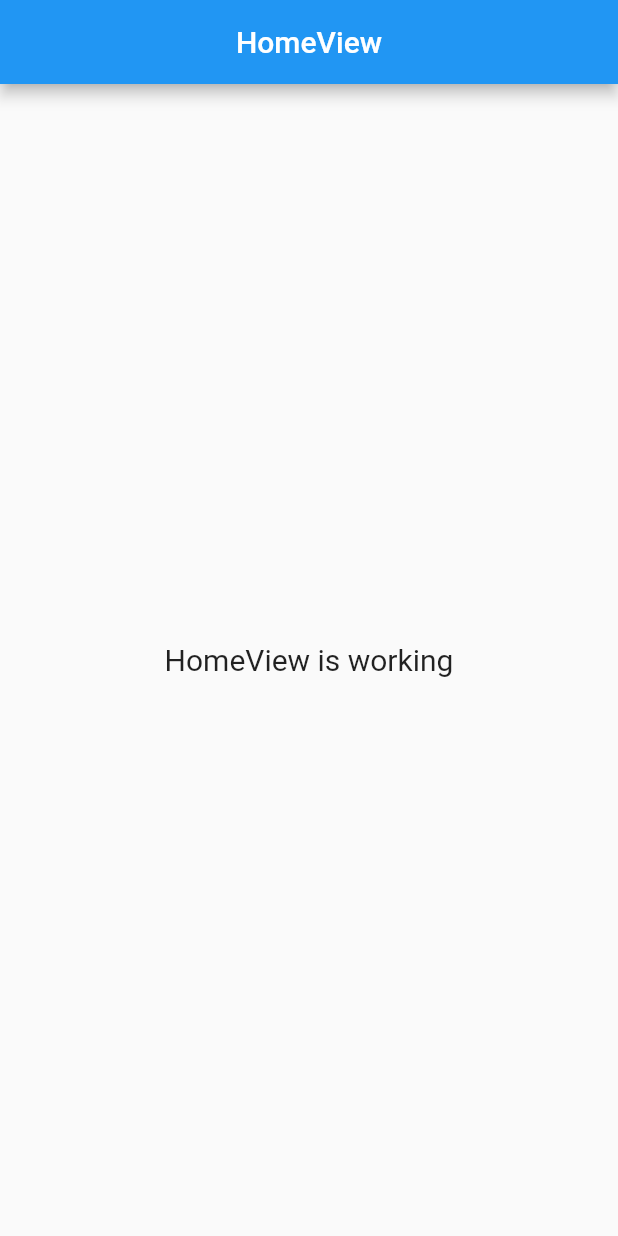
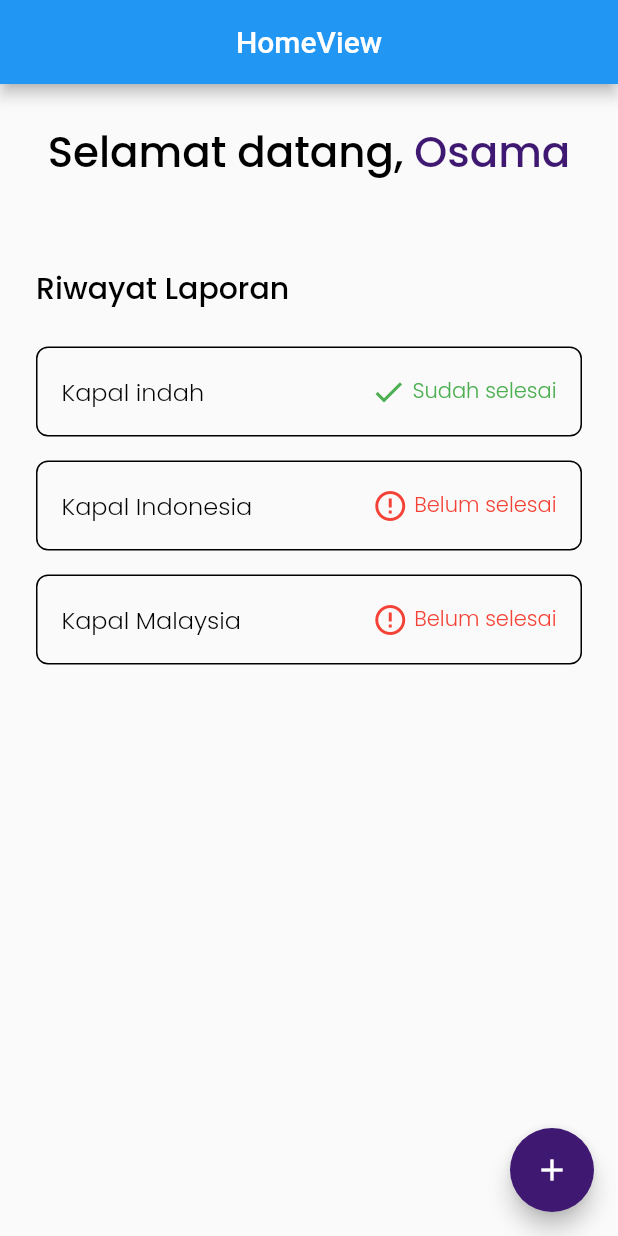
Before and after one commit to erzajuan/ShipCertification, a Flutter app: the screen it shows after launch, on a phone screen of 412 x 824 dp. Run offline on Flutter 3.47's test engine with Material 2 defaults, Android fonts, the phone set to English and light mode, and no system bars; our stand-ins replace get, google_fonts; missing offline and left inert: firebase_core_web; accounts and stored records are empty.

Commit message:
Added: main_page

```diff
--- a/lib/app/modules/home/views/home_view.dart
+++ b/lib/app/modules/home/views/home_view.dart
@@ -1,10 +1,15 @@
 import 'package:flutter/material.dart';
 
 import 'package:get/get.dart';
+import 'package:ship_certification/app/modules/create_report_page/views/create_report_page_view.dart';
+import 'package:ship_certification/app/routes/app_pages.dart';
+import 'package:ship_certification/app/utils/theme.dart';
+import 'package:ship_certification/app/widgets/report_history_card.dart';
 
 import '../controllers/home_controller.dart';
 
 class HomeView extends GetView<HomeController> {
+  String _user = "Osama";
   @override
   Widget build(BuildContext context) {
     return Scaffold(
@@ -12,11 +17,69 @@ class HomeView extends GetView<HomeController> {
         title: Text('HomeView'),
         centerTitle: true,
       ),
-      body: Center(
-        child: Text(
-          'HomeView is working',
-          style: TextStyle(fontSize: 20),
+      body: Padding(
+        padding: EdgeInsets.all(edge24),
+        child: Column(
+          children: [
+            Center(
+              child: RichText(
+                text: TextSpan(
+                  text: 'Selamat datang, ',
+                  style: title1,
+                  children: [
+                    TextSpan(
+                        text: '$_user',
+                        style: title1.copyWith(color: primaryColor))
+                  ],
+                ),
+              ),
+            ),
+            SizedBox(
+              height: 55,
+            ),
+            Align(
+              alignment: Alignment.topLeft,
+              child: Text(
+                'Riwayat Laporan',
+                style: title3,
+              ),
+            ),
+            SizedBox(
+              height: 24,
+            ),
+            ListView(
+              scrollDirection: Axis.vertical,
+              shrinkWrap: true,
+              children: [
+                ReportHistoryCard(
+                  text: 'Kapal indah',
+                  isDone: true,
+                ),
+                SizedBox(
+                  height: 16,
+                ),
+                ReportHistoryCard(
+                  text: 'Kapal Indonesia',
+                  isDone: false,
+                ),
+                SizedBox(
+                  height: 16,
+                ),
+                ReportHistoryCard(
+                  text: 'Kapal Malaysia',
+                  isDone: false,
+                ),
+              ],
+            )
+          ],
         ),
+      ),
+      floatingActionButton: FloatingActionButton(
+        onPressed: () {
+          Get.toNamed(Routes.CREATE_REPORT_PAGE);
+        },
+        child: Icon(Icons.add),
+        backgroundColor: primaryColor,
       ),
     );
   }
--- /dev/null
+++ b/lib/app/utils/theme.dart
@@ -0,0 +1,27 @@
+import 'dart:ui';
+
+import 'package:flutter/material.dart';
+import 'package:google_fonts/google_fonts.dart';
+
+Color primaryColor = Color(0xff3F1871);
+Color blackColor = Colors.black;
+
+double edge24 = 24;
+
+TextStyle title1 = GoogleFonts.poppins(
+    fontWeight: FontWeight.w500, color: blackColor, fontSize: 28);
+
+TextStyle title2 = GoogleFonts.poppins(
+    fontWeight: FontWeight.w500, color: blackColor, fontSize: 24);
+
+TextStyle title3 = GoogleFonts.poppins(
+    fontWeight: FontWeight.w500, color: blackColor, fontSize: 20);
+
+TextStyle titleCard1 = GoogleFonts.poppins(
+    fontWeight: FontWeight.w300, color: blackColor, fontSize: 16);
+
+TextStyle finished = GoogleFonts.poppins(
+    fontWeight: FontWeight.w300, color: Colors.green, fontSize: 14);
+
+TextStyle unFinished = GoogleFonts.poppins(
+    fontWeight: FontWeight.w300, color: Colors.red, fontSize: 14);
--- /dev/null
+++ b/lib/app/widgets/report_history_card.dart
@@ -0,0 +1,59 @@
+import 'package:flutter/material.dart';
+import 'package:ship_certification/app/utils/theme.dart';
+
+class ReportHistoryCard extends StatelessWidget {
+  final String text;
+  final bool isDone;
+  const ReportHistoryCard({required this.text, Key? key, required this.isDone})
+      : super(key: key);
+
+  @override
+  Widget build(BuildContext context) {
+    return Container(
+      width: MediaQuery.of(context).size.width - 2 * edge24,
+      height: 60,
+      decoration: BoxDecoration(
+          borderRadius: BorderRadius.circular(8),
+          border: Border.all(width: 1, color: blackColor)),
+      child: Padding(
+        padding: const EdgeInsets.all(16),
+        child: Row(
+          mainAxisAlignment: MainAxisAlignment.spaceBetween,
+          children: [
+            Text(
+              text,
+              style: titleCard1,
+            ),
+            Row(
+              children: [
+                isDone
+                    ? Icon(
+                        Icons.check,
+                        color: Colors.green,
+                        size: 24,
+                      )
+                    : Icon(
+                        Icons.error_outline,
+                        color: Colors.red,
+                        size: 24,
+                      ),
+                SizedBox(
+                  width: 4,
+                ),
+                isDone
+                    ? Text(
+                        'Sudah selesai',
+                        style: finished,
+                      )
+                    : Text(
+                        'Belum selesai',
+                        style: unFinished,
+                      )
+              ],
+            )
+          ],
+        ),
+      ),
+    );
+  }
+}
--- a/pubspec.yaml
+++ b/pubspec.yaml
@@ -9,6 +9,7 @@ dependencies:
   cupertino_icons: ^1.0.2
   get: 4.6.1
   firebase_core: 1.13.1
+  google_fonts: ^2.3.1
   flutter:
     sdk: flutter
 
```
